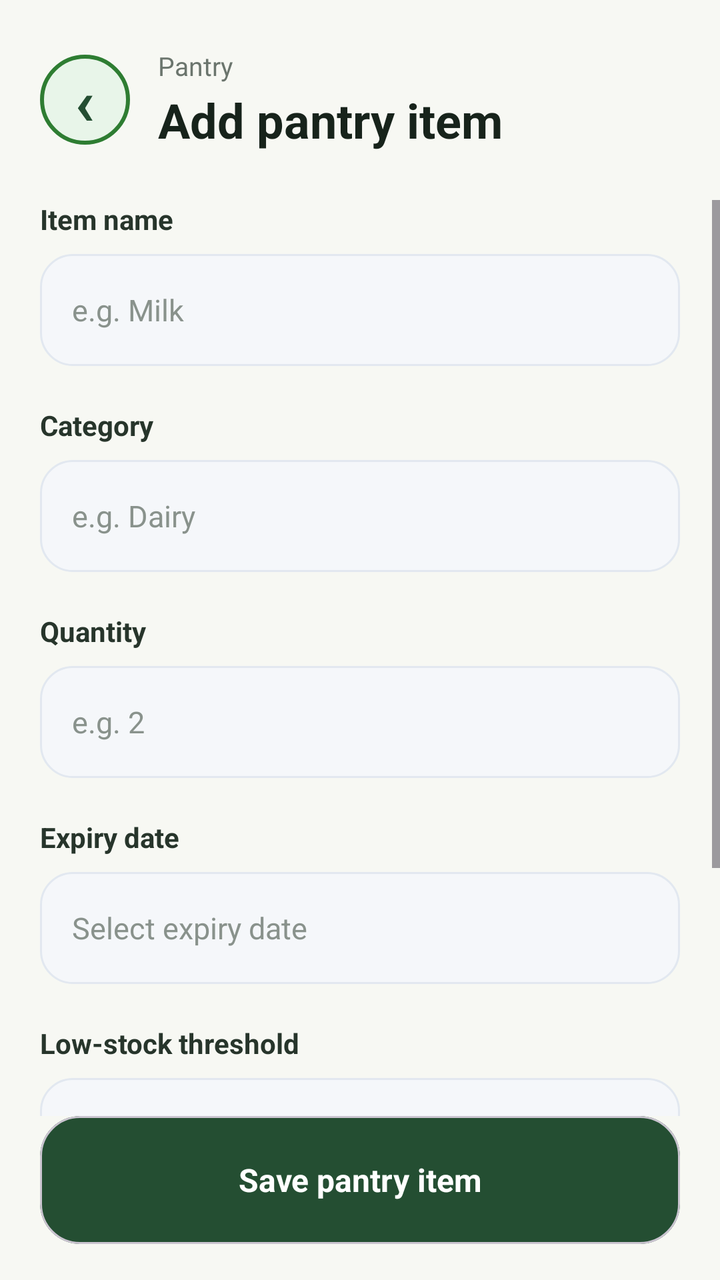
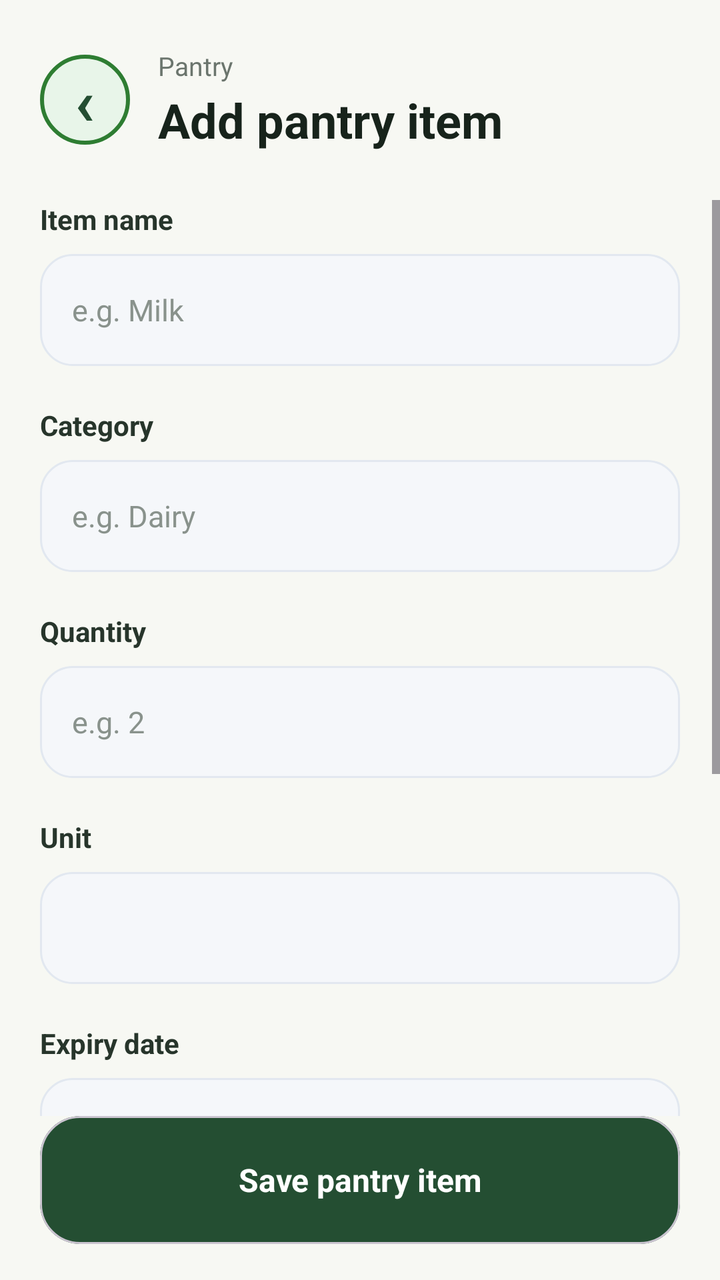

Before-and-after screenshots of an Android layout around one commit, followed by the original layout XML and the change that was made.
<!-- AndroidManifest.xml: application theme Theme.SmartPantryManager -->
<!-- res/layout/activity_add_item.xml -->
<?xml version="1.0" encoding="utf-8"?>
<androidx.constraintlayout.widget.ConstraintLayout
    xmlns:android="http://schemas.android.com/apk/res/android"
    xmlns:app="http://schemas.android.com/apk/res-auto"
    xmlns:tools="http://schemas.android.com/tools"
    android:layout_width="match_parent"
    android:layout_height="match_parent"
    android:background="#F7F8F3"
    tools:context=".AddItemActivity">

    
    <LinearLayout
        android:id="@+id/header"
        android:layout_width="0dp"
        android:layout_height="wrap_content"
        android:layout_marginStart="20dp"
        android:layout_marginTop="24dp"
        android:layout_marginEnd="20dp"
        android:gravity="center_vertical"
        android:orientation="horizontal"
        app:layout_constraintEnd_toEndOf="parent"
        app:layout_constraintStart_toStartOf="parent"
        app:layout_constraintTop_toTopOf="parent">

        <TextView
            android:id="@+id/backButton"
            android:layout_width="45dp"
            android:layout_height="45dp"
            android:background="@drawable/profile_circle"
            android:gravity="center"
            android:text="‹"
            android:textColor="#244E32"
            android:textSize="32sp"
            android:textStyle="bold" />

        <LinearLayout
            android:layout_width="0dp"
            android:layout_height="wrap_content"
            android:layout_marginStart="14dp"
            android:layout_weight="1"
            android:orientation="vertical">

            <TextView
                android:layout_width="wrap_content"
                android:layout_height="wrap_content"
                android:text="Pantry"
                android:textColor="#6B756D"
                android:textSize="13sp" />

            <TextView
                android:layout_width="wrap_content"
                android:layout_height="wrap_content"
                android:layout_marginTop="2dp"
                android:text="Add pantry item"
                android:textColor="#17231B"
                android:textSize="24sp"
                android:textStyle="bold" />

        </LinearLayout>

    </LinearLayout>


    
    <ScrollView
        android:layout_width="0dp"
        android:layout_height="0dp"
        android:layout_marginTop="24dp"
        android:fillViewport="true"
        android:overScrollMode="never"
        app:layout_constraintBottom_toTopOf="@+id/saveItemButton"
        app:layout_constraintEnd_toEndOf="parent"
        app:layout_constraintStart_toStartOf="parent"
        app:layout_constraintTop_toBottomOf="@+id/header">

        <LinearLayout
            android:layout_width="match_parent"
            android:layout_height="wrap_content"
            android:orientation="vertical"
            android:paddingStart="20dp"
            android:paddingEnd="20dp"
            android:paddingBottom="30dp">

            
            <TextView
                android:layout_width="wrap_content"
                android:layout_height="wrap_content"
                android:text="Item name"
                android:textColor="#27352B"
                android:textSize="14sp"
                android:textStyle="bold" />

            <EditText
                android:id="@+id/itemNameInput"
                android:layout_width="match_parent"
                android:layout_height="56dp"
                android:layout_marginTop="8dp"
                android:background="@drawable/search_background"
                android:hint="e.g. Milk"
                android:inputType="textCapSentences"
                android:paddingStart="16dp"
                android:paddingEnd="16dp"
                android:textColor="#17231B"
                android:textColorHint="#89928C"
                android:textSize="15sp" />


            
            <TextView
                android:layout_width="wrap_content"
                android:layout_height="wrap_content"
                android:layout_marginTop="20dp"
                android:text="Category"
                android:textColor="#27352B"
                android:textSize="14sp"
                android:textStyle="bold" />

            <EditText
                android:id="@+id/categoryInput"
                android:layout_width="match_parent"
                android:layout_height="56dp"
                android:layout_marginTop="8dp"
                android:background="@drawable/search_background"
                android:hint="e.g. Dairy"
                android:inputType="textCapSentences"
                android:paddingStart="16dp"
                android:paddingEnd="16dp"
                android:textColor="#17231B"
                android:textColorHint="#89928C"
                android:textSize="15sp" />


            
            <TextView
                android:layout_width="wrap_content"
                android:layout_height="wrap_content"
                android:layout_marginTop="20dp"
                android:text="Quantity"
                android:textColor="#27352B"
                android:textSize="14sp"
                android:textStyle="bold" />

            <EditText
                android:id="@+id/quantityInput"
                android:layout_width="match_parent"
                android:layout_height="56dp"
                android:layout_marginTop="8dp"
                android:background="@drawable/search_background"
                android:hint="e.g. 2"
                android:inputType="number"
                android:paddingStart="16dp"
                android:paddingEnd="16dp"
                android:textColor="#17231B"
                android:textColorHint="#89928C"
                android:textSize="15sp" />


            
            <TextView
                android:layout_width="wrap_content"
                android:layout_height="wrap_content"
                android:layout_marginTop="20dp"
                android:text="Expiry date"
                android:textColor="#27352B"
                android:textSize="14sp"
                android:textStyle="bold" />

            <EditText
                android:id="@+id/expiryDateInput"
                android:layout_width="match_parent"
                android:layout_height="56dp"
                android:layout_marginTop="8dp"
                android:background="@drawable/search_background"
                android:clickable="true"
                android:focusable="false"
                android:hint="Select expiry date"
                android:paddingStart="16dp"
                android:paddingEnd="16dp"
                android:textColor="#17231B"
                android:textColorHint="#89928C"
                android:textSize="15sp" />


            
            <TextView
                android:layout_width="wrap_content"
                android:layout_height="wrap_content"
                android:layout_marginTop="20dp"
                android:text="Low-stock threshold"
                android:textColor="#27352B"
                android:textSize="14sp"
                android:textStyle="bold" />

            <EditText
                android:id="@+id/lowStockInput"
                android:layout_width="match_parent"
                android:layout_height="56dp"
                android:layout_marginTop="8dp"
                android:background="@drawable/search_background"
                android:hint="e.g. 1"
                android:inputType="number"
                android:paddingStart="16dp"
                android:paddingEnd="16dp"
                android:textColor="#17231B"
                android:textColorHint="#89928C"
                android:textSize="15sp" />


            
            <TextView
                android:layout_width="wrap_content"
                android:layout_height="wrap_content"
                android:layout_marginTop="20dp"
                android:text="Storage location"
                android:textColor="#27352B"
                android:textSize="14sp"
                android:textStyle="bold" />

            <EditText
                android:id="@+id/locationInput"
                android:layout_width="match_parent"
                android:layout_height="56dp"
                android:layout_marginTop="8dp"
                android:background="@drawable/search_background"
                android:hint="e.g. Refrigerator"
                android:inputType="textCapSentences"
                android:paddingStart="16dp"
                android:paddingEnd="16dp"
                android:textColor="#17231B"
                android:textColorHint="#89928C"
                android:textSize="15sp" />

        </LinearLayout>

    </ScrollView>


    
    <com.google.android.material.card.MaterialCardView
        android:id="@+id/saveItemButton"
        android:layout_width="0dp"
        android:layout_height="64dp"
        android:layout_marginStart="20dp"
        android:layout_marginEnd="20dp"
        android:layout_marginBottom="18dp"
        android:clickable="true"
        android:focusable="true"
        app:cardBackgroundColor="#244E32"
        app:cardCornerRadius="20dp"
        app:cardElevation="0dp"
        app:layout_constraintBottom_toBottomOf="parent"
        app:layout_constraintEnd_toEndOf="parent"
        app:layout_constraintStart_toStartOf="parent">

        <TextView
            android:layout_width="match_parent"
            android:layout_height="match_parent"
            android:gravity="center"
            android:text="Save pantry item"
            android:textColor="#FFFFFF"
            android:textSize="16sp"
            android:textStyle="bold" />

    </com.google.android.material.card.MaterialCardView>

</androidx.constraintlayout.widget.ConstraintLayout>
<!-- resources referenced by this layout -->
<resources>
  <!-- drawable profile_circle (drawable) -->
  <?xml version="1.0" encoding="utf-8"?>
  <shape xmlns:android="http://schemas.android.com/apk/res/android"
      android:shape="oval">
  
      <solid android:color="#E8F5E9" />
  
      <stroke
          android:width="2dp"
          android:color="#2E7D32" />
  
  </shape>
  <!-- drawable search_background (drawable) -->
  <?xml version="1.0" encoding="utf-8"?>
  <shape xmlns:android="http://schemas.android.com/apk/res/android"
      android:shape="rectangle">
  
      <solid android:color="#F5F7FA" />
  
      <corners android:radius="16dp" />
  
      <stroke
          android:width="1dp"
          android:color="#E2E8F0" />
  
      <padding
          android:left="16dp"
          android:top="10dp"
          android:right="16dp"
          android:bottom="10dp" />
  
  </shape>
  <style name="Theme.SmartPantryManager" parent="Base.Theme.SmartPantryManager" />
  <style name="Base.Theme.SmartPantryManager" parent="Theme.Material3.DayNight.NoActionBar">
          
          
      </style>
</resources>

<!-- the commit's change to res/layout/activity_add_item.xml (unified diff, before → after) -->
@@ -60,7 +60,6 @@
 
     </LinearLayout>
 
-
     
     <ScrollView
         android:layout_width="0dp"
@@ -104,7 +103,6 @@
                 android:textColorHint="#89928C"
                 android:textSize="15sp" />
 
-
             
             <TextView
                 android:layout_width="wrap_content"
@@ -129,7 +127,6 @@
                 android:textColorHint="#89928C"
                 android:textSize="15sp" />
 
-
             
             <TextView
                 android:layout_width="wrap_content"
@@ -154,6 +151,24 @@
                 android:textColorHint="#89928C"
                 android:textSize="15sp" />
 
+            
+            <TextView
+                android:layout_width="wrap_content"
+                android:layout_height="wrap_content"
+                android:layout_marginTop="20dp"
+                android:text="Unit"
+                android:textColor="#27352B"
+                android:textSize="14sp"
+                android:textStyle="bold" />
+
+            <Spinner
+                android:id="@+id/unitSpinner"
+                android:layout_width="match_parent"
+                android:layout_height="56dp"
+                android:layout_marginTop="8dp"
+                android:background="@drawable/search_background"
+                android:paddingStart="12dp"
+                android:paddingEnd="12dp" />
 
             
             <TextView
@@ -180,7 +195,6 @@
                 android:textColorHint="#89928C"
                 android:textSize="15sp" />
 
-
             
             <TextView
                 android:layout_width="wrap_content"
@@ -205,7 +219,6 @@
                 android:textColorHint="#89928C"
                 android:textSize="15sp" />
 
-
             
             <TextView
                 android:layout_width="wrap_content"
@@ -233,7 +246,6 @@
         </LinearLayout>
 
     </ScrollView>
-
 
     
     <com.google.android.material.card.MaterialCardView
